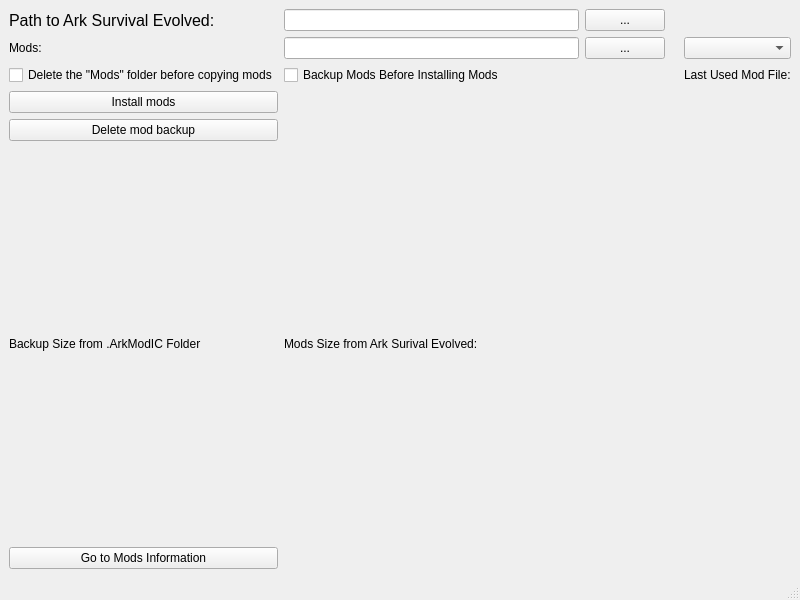
Before: the Qt Designer form forms/mainwindow.ui in quentin452/ArkSurvivalEvolvedModpackInstallerandCreator, drawn with Qt 5.
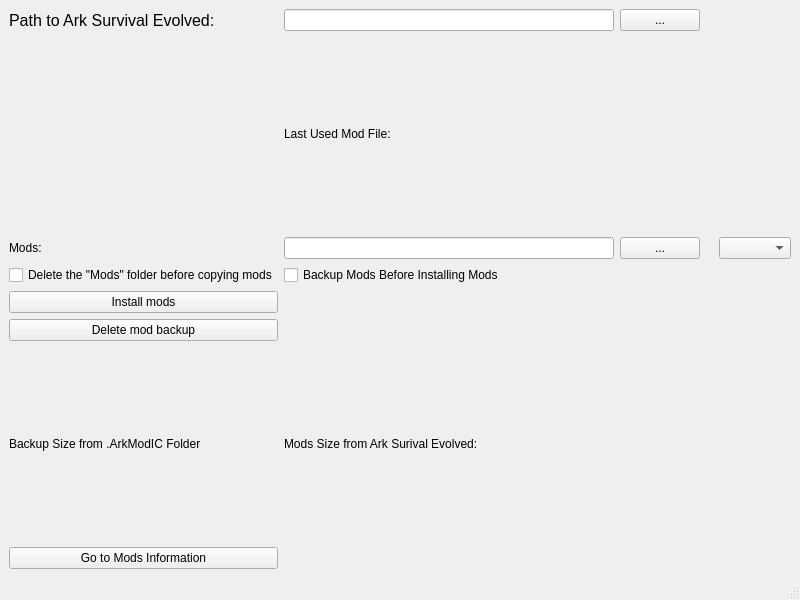
After: the same form once the commit is applied.

Commit message: Move "Last Used Mod File: label

The edit to the form file:
```diff
--- a/forms/mainwindow.ui
+++ b/forms/mainwindow.ui
@@ -104,7 +104,7 @@
             </property>
           </widget>
         </item>
-        <item row="3" column="4">
+        <item row="1" column="1">
           <widget class="QLabel" name="lastUsedModsFileLabel">
             <property name="text">
               <string>Last Used Mod File:</string>
```
